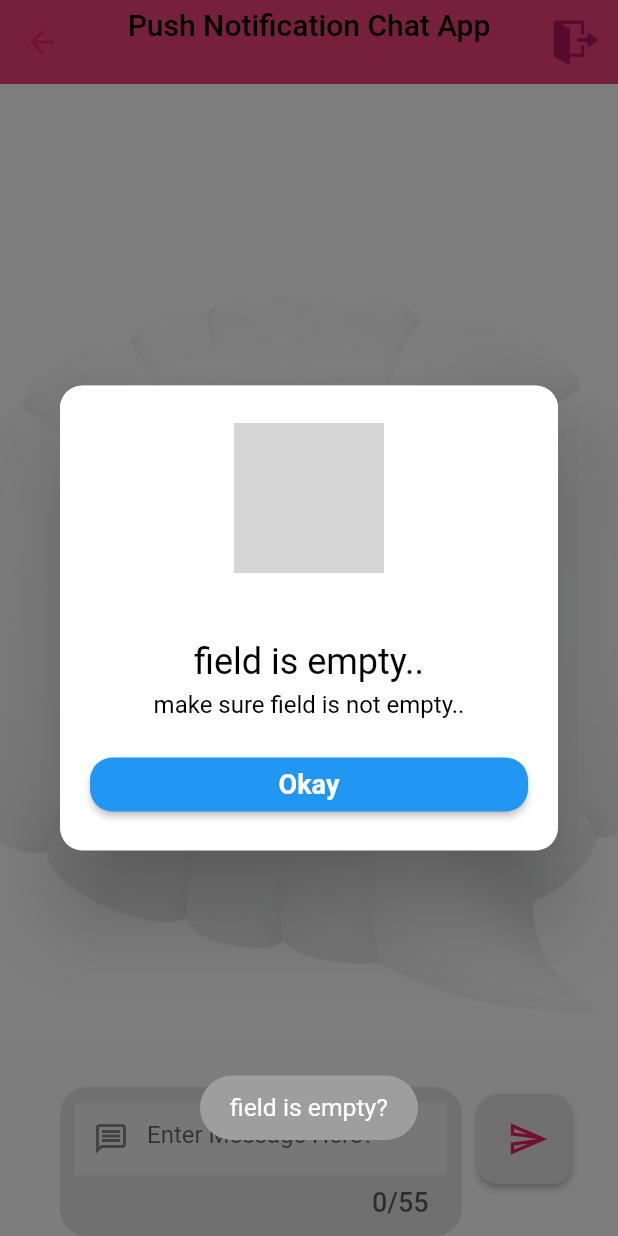
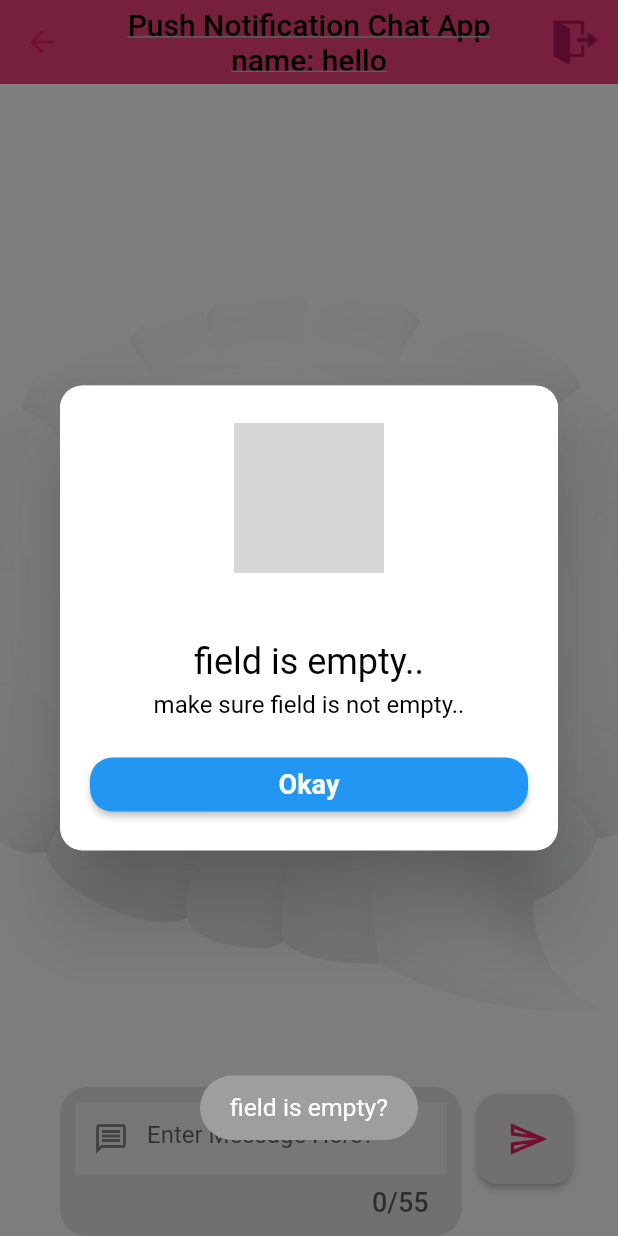
Before and after one commit to imziaurrehman/push-notification-chat-screen-dart-flutter, a Flutter app: the ChatScreen screen opened by its route, after a tap on the "send" icon, on a phone screen of 412 x 824 dp. Run offline on Flutter 3.47's test engine with Material 2 defaults, Android fonts, the phone set to English and light mode, and no system bars; our stand-ins replace cloud_firestore, firebase_auth, firebase_core, firebase_messaging, flutter_local_notifications, fluttertoast and 2 more; accounts and stored records are empty; Roboto replaces fonts that are missing (assets/fonts/Montserrat-Medium.ttf, assets/fonts/Montserrat-Regular.ttf); grey boxes are pictures that could not be loaded.

Commit message:
first commit

```diff
--- a/lib/custom_methods.dart
+++ b/lib/custom_methods.dart
@@ -68,6 +68,7 @@ class CustomMethods {
     required double bottomRightRadius,
     required double topLeftRadius,
     required double topRightRadius,
+    Widget? leadingWidget,
   }) {
     return Container(
       width: 220,
@@ -82,6 +83,9 @@ class CustomMethods {
             topRight: Radius.circular(topRightRadius)),
       ),
       child: ListTile(
+        trailing: Chip(
+          label: leadingWidget!,
+        ),
         subtitle: Text(
           subTitle,
           style: const TextStyle(fontSize: 13, fontWeight: FontWeight.w400),
--- a/lib/screens/chat/chat_screen.dart
+++ b/lib/screens/chat/chat_screen.dart
@@ -3,6 +3,7 @@ import 'package:cloud_firestore/cloud_firestore.dart';
 import 'package:firebase_auth/firebase_auth.dart';
 import 'package:flutter/material.dart';
 import 'package:intl/intl.dart';
+import 'package:shared_preferences/shared_preferences.dart';
 
 import '../../push_notification/firebase_helper.dart';
 import '../../widgets/send_messages.dart';
@@ -17,12 +18,18 @@ class ChatScreen extends StatefulWidget {
 
 class _ChatScreenState extends State<ChatScreen> {
   final FirebaseAuth _authStateFirebase = FirebaseAuth.instance;
+  String username = "hello";
+  Future getUsername() async {
+    SharedPreferences userPrefs = await SharedPreferences.getInstance();
+    username = userPrefs.getString("username")!;
+  }
+
   @override
   void initState() {
     FirebaseHelper firebaseHelper = FirebaseHelper();
     firebaseHelper.setForegroundChannel();
     // FirebaseMessaging.onMessage.listen(firebaseHelper.showFlutterNotification);
-
+    getUsername();
     // TODO: implement initState
     super.initState();
   }
@@ -44,8 +51,13 @@ class _ChatScreenState extends State<ChatScreen> {
         child: Scaffold(
           appBar: AppBar(
             title: Text(
-              "Push Notification Chat App\n\t\t\t\t${_authStateFirebase.currentUser?.email}",
-              style: const TextStyle(color: Colors.black),
+              "Push Notification Chat App\nname:\t$username",
+              textAlign: TextAlign.center,
+              overflow: TextOverflow.ellipsis,
+              style: TextStyle(
+                  color: Colors.black,
+                  decoration: TextDecoration.underline,
+                  decorationColor: Colors.grey.shade400),
             ),
             backgroundColor: Colors.pink.shade400,
             actions: [
@@ -54,6 +66,10 @@ class _ChatScreenState extends State<ChatScreen> {
                   // SharedPreferences userSharedPrefs =
                   //     await SharedPreferences.getInstance();
                   await _authStateFirebase.signOut();
+                  SharedPreferences namePrefs =
+                      await SharedPreferences.getInstance();
+                  namePrefs.remove("username");
+
                   customMethods.toast(text: "user is signed out");
                   // userSharedPrefs.remove("username");
                 },
@@ -151,6 +167,8 @@ class _ChatScreenState extends State<ChatScreen> {
                                 child: data["user_id"] == _currentUserId
                                     ? customMethods.customContainer(
                                         text: data["message"],
+                                        leadingWidget:
+                                            Text("${data["username"]}"),
                                         colors: Colors.pink.shade400,
                                         textColor: Colors.black,
                                         subTitle:
@@ -163,6 +181,8 @@ class _ChatScreenState extends State<ChatScreen> {
                                             left: size.width * 0.38))
                                     : customMethods.customContainer(
                                         text: data["message"],
+                                        leadingWidget:
+                                            Text("${data["username"]}"),
                                         colors: Colors.grey.shade500,
                                         textColor: Colors.black,
                                         bottomRightRadius: 16,
@@ -179,7 +199,7 @@ class _ChatScreenState extends State<ChatScreen> {
                           itemCount: snapshot.data!.docs.length,
                           primary: true,
                           physics: const ScrollPhysics(),
-                          padding: EdgeInsets.only(bottom: size.height * 0.2),
+                          padding: EdgeInsets.only(bottom: size.height * 0.4),
                           reverse: true,
                         ),
                       );
@@ -194,7 +214,7 @@ class _ChatScreenState extends State<ChatScreen> {
     // var dateFromTimeStamp =
     //     DateTime.fromMillisecondsSinceEpoch(timestamp.seconds * 1000);
     // return DateFormat('dd-MM-yyyy hh:mm a').format(dateFromTimeStamp);
-    String date = DateFormat().format(DateTime.parse(timestamp));
+    String date = DateFormat('dd-MM-yyyy').format(DateTime.parse(timestamp));
     // var myDate = DateFormat('dd/MM/yyyy,hh:mm').format(date);
 
     return date;
```
Also changed, not shown: lib/assistant/chat_messages_db.dart (+8 -1 lines), lib/firebase_auth/user_auth.dart (+10 -2 lines), assets/imgs/chat-screen.png (added), assets/imgs/login.png (added), assets/imgs/registeration.png (added).
